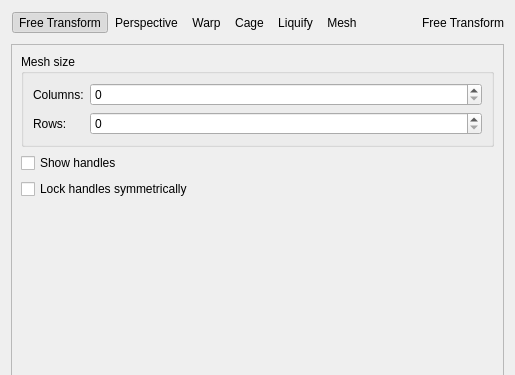
KDE/krita, file plugins/tools/tool_transform2/wdg_tool_transform.ui: the form before one commit; both pictures show x 0 to 515 and y 0 to 375 of the 515 by 751 pixel window.
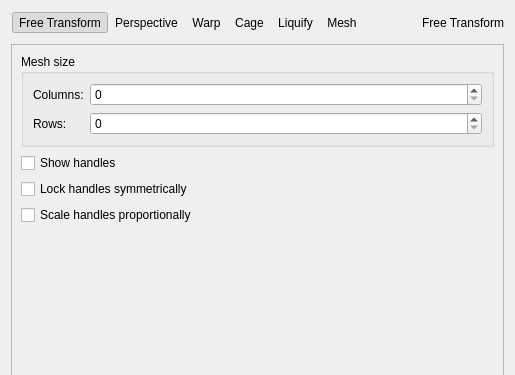
The form after the commit. The open tabs and pages were chosen to show the change. Custom widgets are drawn as their Qt base class.

Commit message:
Implement "Scale handles proportionally" feature for the mesh transform
When the user moves a node, the handles of the neighbouring nodes may
overlap. To avoid that we should shrink the size of the handles when
the distance between two nodes decreases.

The patch implements an option for the mesh transform tool that
activates such scaling (disabled by default).

This feature cannot go into 4.4.2 because of the string freeze.

CC:kimageshop@kde.org

# Conflicts:
#	plugins/tools/tool_transform2/tool_transform_args.h

```diff
--- a/plugins/tools/tool_transform2/wdg_tool_transform.ui
+++ b/plugins/tools/tool_transform2/wdg_tool_transform.ui
@@ -2197,6 +2197,13 @@
          </property>
         </widget>
        </item>
+       <item>
+        <widget class="QCheckBox" name="chkScaleHandles">
+         <property name="text">
+          <string>Scale handles proportionally</string>
+         </property>
+        </widget>
+       </item>
        <item>
         <spacer name="verticalSpacer_4">
          <property name="orientation">
```
Left out of the diff: 2 changed lines with no effect on the pictures. The commit also changes 6 other files.
